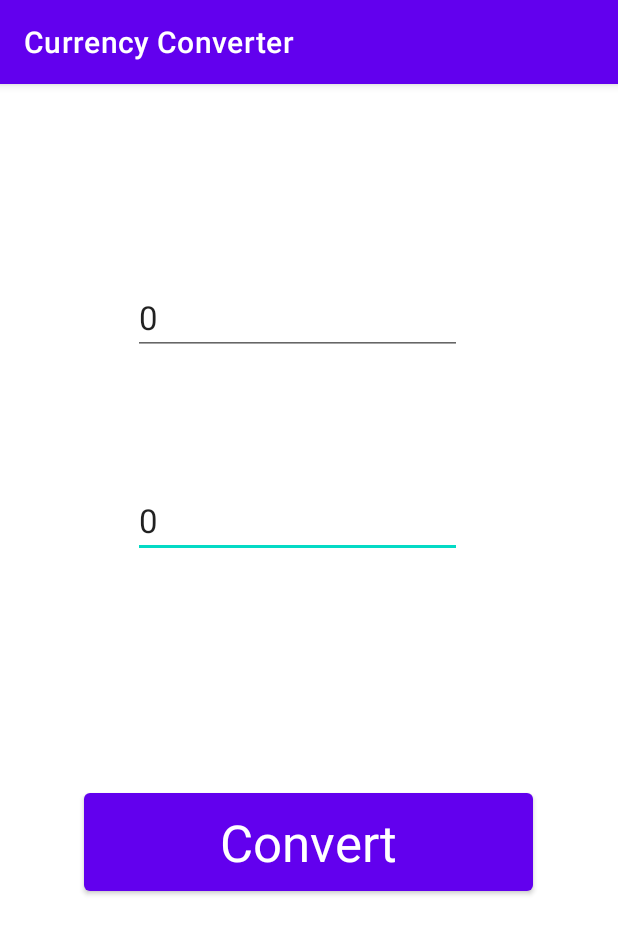
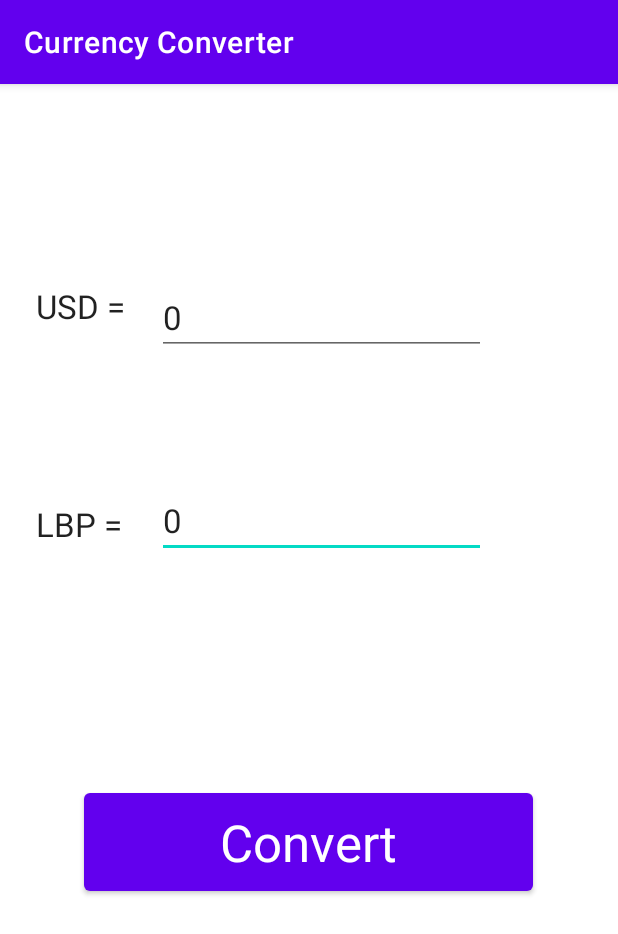
Before and after one commit to tiaelhelou/Currency_Converter1, an Android app: the screen it shows after launch (MainActivity), on a phone screen of 412 x 824 dp. Shown: the top 934 px of the screen. Run offline under Robolectric (Android 15) with nearby library versions, the phone set to English and light mode, and no system bars.

Commit message:
Added two TextView (USD= & LBP=)

```diff
--- a/CurrencyConverter/app/src/main/res/layout/activity_main.xml
+++ b/CurrencyConverter/app/src/main/res/layout/activity_main.xml
@@ -32,8 +32,8 @@
         android:id="@+id/lbp"
         android:layout_width="219dp"
         android:layout_height="50dp"
-        android:layout_marginStart="88dp"
-        android:layout_marginEnd="104dp"
+        android:layout_marginStart="104dp"
+        android:layout_marginEnd="88dp"
         android:layout_marginBottom="142dp"
         android:ems="10"
         android:inputType="textPersonName"
@@ -41,7 +41,6 @@
         android:textAppearance="@style/TextAppearance.AppCompat.Large"
         app:layout_constraintBottom_toTopOf="@+id/button"
         app:layout_constraintEnd_toEndOf="parent"
-        app:layout_constraintHorizontal_bias="1.0"
         app:layout_constraintStart_toStartOf="parent"
         app:layout_constraintTop_toBottomOf="@+id/usd" />
 
@@ -59,8 +58,40 @@
         android:textAppearance="@style/TextAppearance.AppCompat.Large"
         app:layout_constraintBottom_toTopOf="@+id/lbp"
         app:layout_constraintEnd_toEndOf="parent"
-        app:layout_constraintHorizontal_bias="0.04"
+        app:layout_constraintHorizontal_bias="0.68"
         app:layout_constraintStart_toStartOf="parent"
         app:layout_constraintTop_toTopOf="parent" />
 
+    <TextView
+        android:id="@+id/textView3"
+        android:layout_width="79dp"
+        android:layout_height="37dp"
+        android:layout_marginStart="21dp"
+        android:layout_marginTop="90dp"
+        android:layout_marginEnd="12dp"
+        android:text="  LBP ="
+        android:textAppearance="@style/TextAppearance.AppCompat.Large"
+        app:layout_constraintBottom_toBottomOf="@+id/lbp"
+        app:layout_constraintEnd_toStartOf="@+id/lbp"
+        app:layout_constraintHorizontal_bias="1.0"
+        app:layout_constraintStart_toStartOf="parent"
+        app:layout_constraintTop_toBottomOf="@+id/textView"
+        app:layout_constraintVertical_bias="1.0" />
+
+    <TextView
+        android:id="@+id/textView"
+        android:layout_width="79dp"
+        android:layout_height="37dp"
+        android:layout_marginStart="21dp"
+        android:layout_marginTop="133dp"
+        android:layout_marginEnd="12dp"
+        android:text="  USD ="
+        android:textAppearance="@style/TextAppearance.AppCompat.Large"
+        app:layout_constraintBottom_toBottomOf="@+id/usd"
+        app:layout_constraintEnd_toStartOf="@+id/usd"
+        app:layout_constraintHorizontal_bias="1.0"
+        app:layout_constraintStart_toStartOf="parent"
+        app:layout_constraintTop_toTopOf="parent"
+        app:layout_constraintVertical_bias="0.0" />
+
 </androidx.constraintlayout.widget.ConstraintLayout>
```
